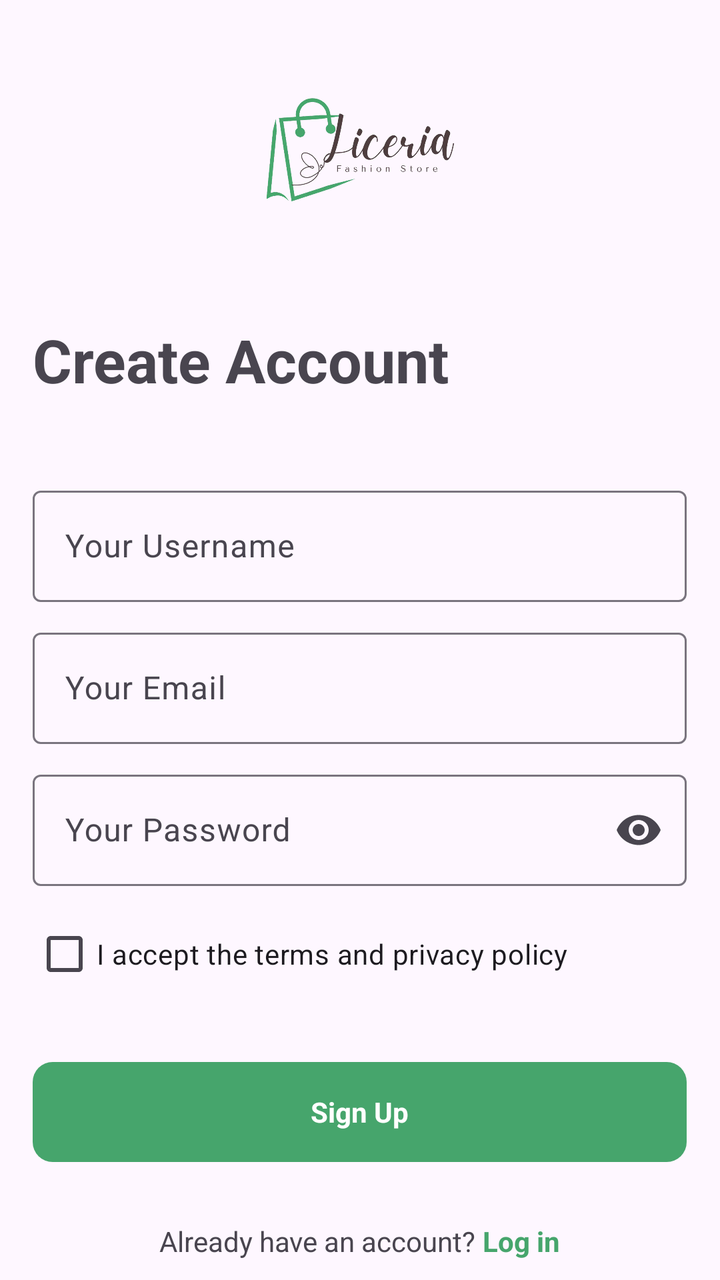
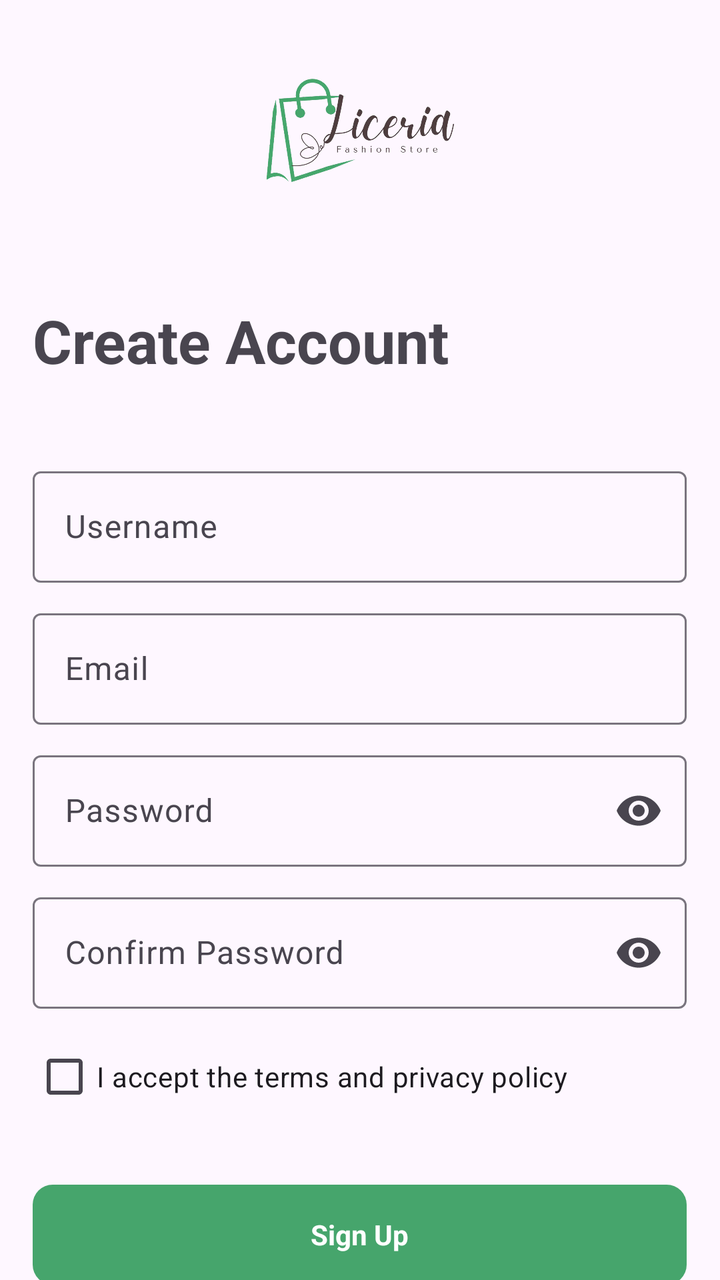

Before-and-after screenshots of an Android layout around one commit, followed by the original layout XML and the change that was made.
<!-- AndroidManifest.xml: application theme Theme.FragmentLayoutLogin -->
<!-- res/layout/fragment_create.xml -->
<?xml version="1.0" encoding="utf-8"?>
<FrameLayout xmlns:android="http://schemas.android.com/apk/res/android"
    xmlns:app="http://schemas.android.com/apk/res-auto"
    xmlns:tools="http://schemas.android.com/tools"
    android:layout_width="match_parent"
    android:layout_height="match_parent"
    tools:context=".CreateFragment">

    <LinearLayout
        android:layout_width="wrap_content"
        android:layout_height="wrap_content"
        android:layout_gravity="center"
        android:orientation="vertical">

        <ImageView
            android:layout_width="170dp"
            android:layout_height="130dp"
            android:layout_gravity="center"
            android:layout_marginBottom="20dp"
            android:src="@drawable/cream_brown_minimalist_line_art_fashion_store_logo__1__1" />

        <TextView
            android:layout_width="wrap_content"
            android:layout_height="wrap_content"
            android:layout_marginBottom="40dp"
            android:text="Create Account"
            android:textSize="30sp"
            android:textStyle="bold" />

        <com.google.android.material.textfield.TextInputLayout
            android:layout_width="327dp"
            android:layout_height="wrap_content"
            android:layout_marginBottom="10dp"
            android:hint="Your Username">

            <com.google.android.material.textfield.TextInputEditText
                android:layout_width="match_parent"
                android:layout_height="match_parent"
                android:inputType="textEmailAddress" />

        </com.google.android.material.textfield.TextInputLayout>

        <com.google.android.material.textfield.TextInputLayout
            android:layout_width="327dp"
            android:layout_height="wrap_content"
            android:layout_marginBottom="10dp"
            android:hint="Your Email">

            <com.google.android.material.textfield.TextInputEditText
                android:layout_width="match_parent"
                android:layout_height="match_parent"
                android:inputType="textEmailAddress" />

        </com.google.android.material.textfield.TextInputLayout>

        <com.google.android.material.textfield.TextInputLayout
            android:layout_width="match_parent"
            android:layout_height="wrap_content"
            android:hint="Your Password"
            app:endIconMode="password_toggle">

            <com.google.android.material.textfield.TextInputEditText
                android:layout_width="match_parent"
                android:layout_height="match_parent"
                android:inputType="textPassword" />

        </com.google.android.material.textfield.TextInputLayout>

        <CheckBox
            android:layout_width="wrap_content"
            android:layout_height="wrap_content"
            android:layout_marginTop="10dp"
            android:layout_marginBottom="30dp"
            android:text="I accept the terms and privacy policy" />

        <TextView
            android:layout_width="match_parent"
            android:layout_height="50dp"
            android:layout_marginBottom="10dp"
            android:background="@drawable/green_btn"
            android:gravity="center"
            android:text="Sign Up"
            android:textColor="@color/white"
            android:textStyle="bold" />

        <LinearLayout
            android:layout_width="wrap_content"
            android:layout_height="wrap_content"
            android:layout_gravity="center"
            android:layout_marginTop="20dp">

            <TextView
                android:layout_width="wrap_content"
                android:layout_height="wrap_content"
                android:text="Already have an account? " />

            <TextView
                android:id="@+id/goSignIn"
                android:layout_width="wrap_content"
                android:layout_height="wrap_content"
                android:text="Log in"
                android:textColor="#46A56C"
                android:textStyle="bold" />
        </LinearLayout>
    </LinearLayout>

</FrameLayout>
<!-- resources referenced by this layout -->
<resources>
  <color name="white">#FFFFFFFF</color>
  <!-- drawable cream_brown_minimalist_line_art_fashion_store_logo__1__1: webp bitmap (drawable, 59086 bytes) -->
  <!-- drawable green_btn (drawable) -->
  <?xml version="1.0" encoding="utf-8"?>
  <shape android:shape="rectangle" xmlns:android="http://schemas.android.com/apk/res/android">
      <solid android:color="#46A56C"/>
      <corners android:radius="10dp"/>
  
  </shape>
  <style name="Theme.FragmentLayoutLogin" parent="Base.Theme.FragmentLayoutLogin" />
  <style name="Base.Theme.FragmentLayoutLogin" parent="Theme.Material3.DayNight.NoActionBar">
          
          
      </style>
</resources>

<!-- the commit's change to res/layout/fragment_create.xml (unified diff, before → after) -->
@@ -4,7 +4,7 @@
     xmlns:tools="http://schemas.android.com/tools"
     android:layout_width="match_parent"
     android:layout_height="match_parent"
-    tools:context=".CreateFragment">
+    tools:context=".features.auth.ui.view.signup.CreateUserFragment">
 
     <LinearLayout
         android:layout_width="wrap_content"
@@ -20,7 +20,8 @@
             android:src="@drawable/cream_brown_minimalist_line_art_fashion_store_logo__1__1" />
 
         <TextView
-            android:layout_width="wrap_content"
+            android:id="@+id/tvResult"
+            android:layout_width="327dp"
             android:layout_height="wrap_content"
             android:layout_marginBottom="40dp"
             android:text="Create Account"
@@ -31,9 +32,10 @@
             android:layout_width="327dp"
             android:layout_height="wrap_content"
             android:layout_marginBottom="10dp"
-            android:hint="Your Username">
+            android:hint="Username">
 
             <com.google.android.material.textfield.TextInputEditText
+                android:id="@+id/usernameET"
                 android:layout_width="match_parent"
                 android:layout_height="match_parent"
                 android:inputType="textEmailAddress" />
@@ -44,9 +46,10 @@
             android:layout_width="327dp"
             android:layout_height="wrap_content"
             android:layout_marginBottom="10dp"
-            android:hint="Your Email">
+            android:hint="Email">
 
             <com.google.android.material.textfield.TextInputEditText
+                android:id="@+id/emailET"
                 android:layout_width="match_parent"
                 android:layout_height="match_parent"
                 android:inputType="textEmailAddress" />
@@ -54,12 +57,28 @@
         </com.google.android.material.textfield.TextInputLayout>
 
         <com.google.android.material.textfield.TextInputLayout
-            android:layout_width="match_parent"
+            android:layout_width="327dp"
             android:layout_height="wrap_content"
-            android:hint="Your Password"
+            android:layout_marginBottom="10dp"
+            android:hint="Password"
             app:endIconMode="password_toggle">
 
             <com.google.android.material.textfield.TextInputEditText
+                android:id="@+id/passwordET"
+                android:layout_width="match_parent"
+                android:layout_height="match_parent"
+                android:inputType="textPassword" />
+
+        </com.google.android.material.textfield.TextInputLayout>
+
+        <com.google.android.material.textfield.TextInputLayout
+            android:layout_width="327dp"
+            android:layout_height="wrap_content"
+            android:hint="Confirm Password"
+            app:endIconMode="password_toggle">
+
+            <com.google.android.material.textfield.TextInputEditText
+                android:id="@+id/confirmPasswordET"
                 android:layout_width="match_parent"
                 android:layout_height="match_parent"
                 android:inputType="textPassword" />
@@ -74,6 +93,7 @@
             android:text="I accept the terms and privacy policy" />
 
         <TextView
+            android:id="@+id/signUpBtn"
             android:layout_width="match_parent"
             android:layout_height="50dp"
             android:layout_marginBottom="10dp"
